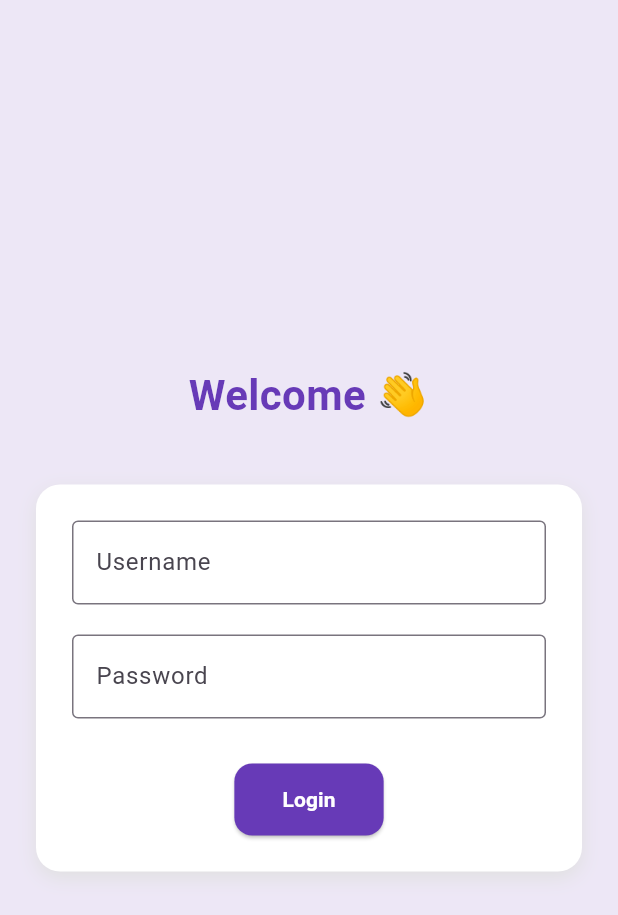
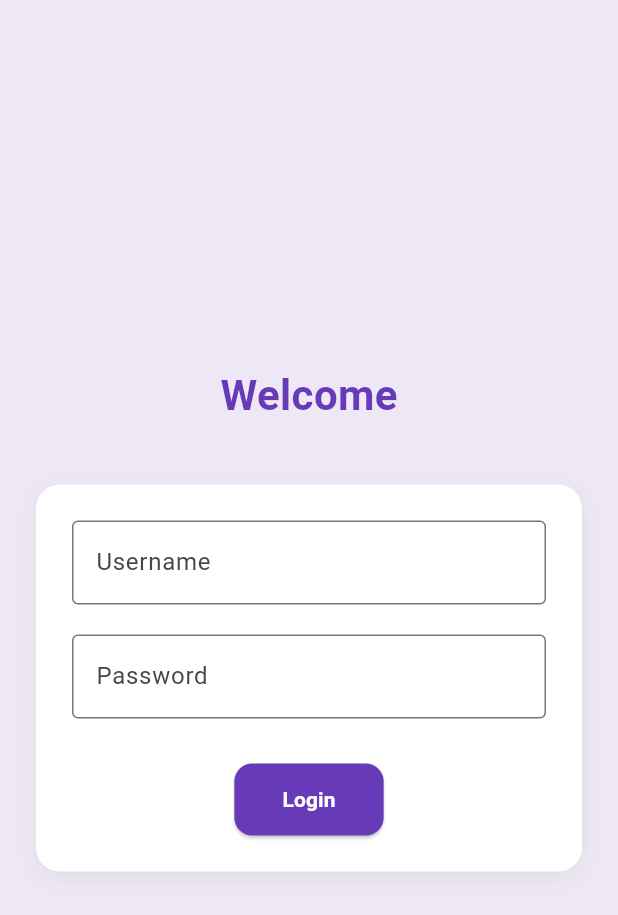
Before and after one commit to KrishnendhuVinod/Blog-application, a Flutter app: the screen it shows after launch, after a tap on "Login", on a phone screen of 412 x 824 dp. Shown: the top 915 px of the screen. Run offline on Flutter 3.47's test engine with Material 3 defaults, Android fonts, the phone set to English and light mode, and no system bars; network calls fail.

Commit message:
Updated Django views and improved Flutter UI for post creation and editing

```diff
--- a/flutter/blog_app/lib/create_post.dart
+++ b/flutter/blog_app/lib/create_post.dart
@@ -52,13 +52,13 @@ class _CreatePostScreenState extends State<CreatePostScreen> {
 
     if (response.statusCode == 201) {
       ScaffoldMessenger.of(context).showSnackBar(
-        const SnackBar(content: Text('✅ Post created!')),
+        const SnackBar(content: Text('Post created!')),
       );
       Navigator.pop(context);
     } else {
       print('Error: ${response.body}');
       ScaffoldMessenger.of(context).showSnackBar(
-        SnackBar(content: Text('❌ Failed: ${response.body}')),
+        SnackBar(content: Text('Failed: ${response.body}')),
       );
     }
   }
--- a/flutter/blog_app/lib/edit_post.dart
+++ b/flutter/blog_app/lib/edit_post.dart
@@ -57,12 +57,12 @@ class _EditPostScreenState extends State<EditPostScreen> {
 
       if (response.statusCode == 200) {
         ScaffoldMessenger.of(context).showSnackBar(
-          const SnackBar(content: Text('✅ Post updated successfully!')),
+          const SnackBar(content: Text(' Post updated successfully!')),
         );
         Navigator.pop(context, true); // Return to previous screen
       } else {
         ScaffoldMessenger.of(context).showSnackBar(
-          SnackBar(content: Text('❌ Update failed: ${response.body}')),
+          SnackBar(content: Text(' Update failed: ${response.body}')),
         );
       }
     } catch (e) {
@@ -70,7 +70,7 @@ class _EditPostScreenState extends State<EditPostScreen> {
         isUpdating = false;
       });
       ScaffoldMessenger.of(context).showSnackBar(
-        SnackBar(content: Text('❌ Error: $e')),
+        SnackBar(content: Text(' Error: $e')),
       );
     }
   }
--- a/flutter/blog_app/lib/main.dart
+++ b/flutter/blog_app/lib/main.dart
@@ -55,7 +55,7 @@ class _LoginScreenState extends State<LoginScreen> {
       final token = data['token'];
       final userId = data['user_id'];
 
-      print('✅ Login successful!');
+      print(' Login successful!');
       print('Token: $token');
       print('User ID: $userId');
       if (!mounted) return;
@@ -66,7 +66,7 @@ class _LoginScreenState extends State<LoginScreen> {
 
       );
     } else {
-      print('❌ Login failed: ${response.body}');
+      print(' Login failed: ${response.body}');
       showDialog(
         context: context,
         builder: (context) => AlertDialog(
@@ -95,7 +95,7 @@ class _LoginScreenState extends State<LoginScreen> {
               mainAxisAlignment: MainAxisAlignment.center,
               children: [
                 const Text(
-                  'Welcome 👋',
+                  'Welcome',
                   style: TextStyle(
                     fontSize: 28,
                     fontWeight: FontWeight.bold,
--- a/flutter/blog_app/lib/post_detail.dart
+++ b/flutter/blog_app/lib/post_detail.dart
@@ -25,12 +25,12 @@ class PostDetailScreen extends StatelessWidget {
 
     if (response.statusCode == 204 || response.statusCode == 200) {
       ScaffoldMessenger.of(context).showSnackBar(
-        const SnackBar(content: Text('✅ Post deleted successfully!')),
+        const SnackBar(content: Text(' Post deleted successfully!')),
       );
       Navigator.pop(context, true); // Go back to list
     } else {
       ScaffoldMessenger.of(context).showSnackBar(
-        SnackBar(content: Text('❌ Failed to delete: ${response.body}')),
+        SnackBar(content: Text(' Failed to delete: ${response.body}')),
       );
     }
   }
```
Also changed, not shown: 1 other file.
